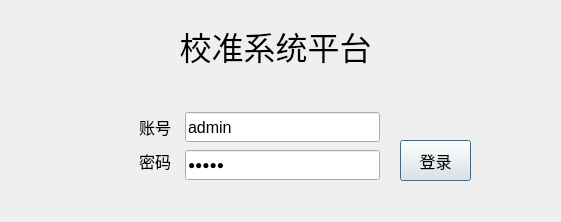
This is PDU-CalibrateTool/setups/users/usrlanddlg.ui in ChinaClever/PDU-CalibrateTool as Qt 5 draws it before an edit. The edited form follows.
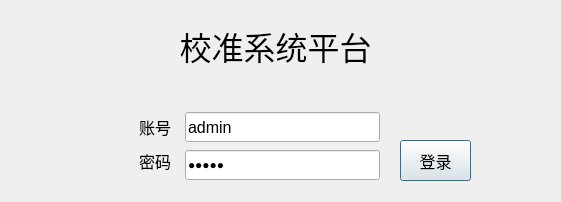
This is the edited form.

Commit message: UI调整

Diff of the .ui file:
```diff
--- a/PDU-CalibrateTool/setups/users/usrlanddlg.ui
+++ b/PDU-CalibrateTool/setups/users/usrlanddlg.ui
@@ -7,7 +7,7 @@
     <x>0</x>
     <y>0</y>
     <width>561</width>
-    <height>222</height>
+    <height>202</height>
    </rect>
   </property>
   <property name="windowTitle">
```
Left out of the diff: 4 changed lines with no effect on the pictures. The commit also changes 1 other file.
